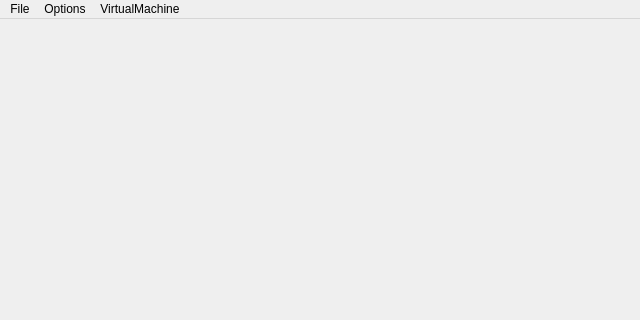
jpd002/Play-, file build_unix/mainwindow.ui: the form before one commit; both pictures show x 0 to 640 and y 0 to 320 of the 640 by 512 pixel window.
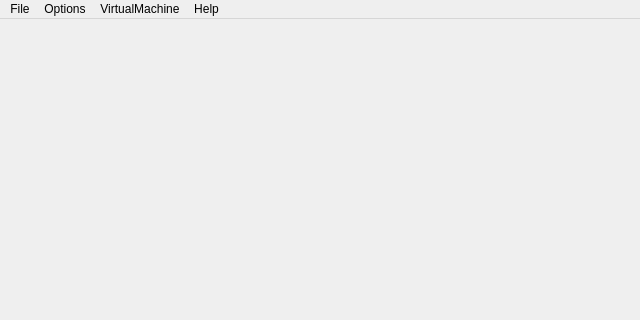
The form after the commit. Icons and pictures are not drawn.

Commit message: linux: about dialog

Diff of the .ui file:
```diff
--- a/build_unix/mainwindow.ui
+++ b/build_unix/mainwindow.ui
@@ -78,9 +78,16 @@
     <addaction name="separator"/>
     <addaction name="actionPause_Resume"/>
    </widget>
+   <widget class="QMenu" name="menuHelp">
+    <property name="title">
+     <string>Help</string>
+    </property>
+    <addaction name="actionAbout"/>
+   </widget>
    <addaction name="menuFor_The"/>
    <addaction name="menuEdit"/>
    <addaction name="menuVirtualMachine"/>
+   <addaction name="menuHelp"/>
   </widget>
   <widget class="QStatusBar" name="statusBar"/>
   <action name="actionOpen_Game">
```
Left out of the diff: 5 changed lines with no effect on the pictures. The commit also changes 3 other files.
